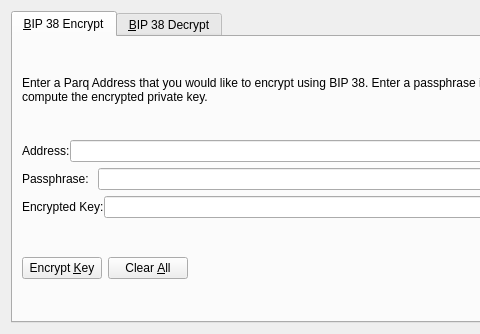
Qt form src/qt/forms/bip38tooldialog.ui (BareCrypto/bare-core) before a commit; both pictures show x 0 to 480 and y 0 to 334 of the 700 by 334 pixel window.
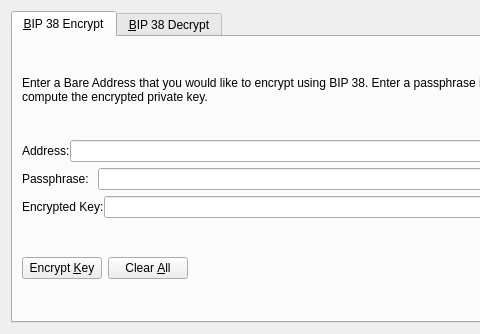
The same form after that commit. The open tabs and pages were chosen to show the change. Icons and pictures are not drawn. Custom widgets are drawn as their Qt base class.

```diff
--- a/src/qt/forms/bip38tooldialog.ui
+++ b/src/qt/forms/bip38tooldialog.ui
@@ -30,7 +30,7 @@
        <item>
         <widget class="QLabel" name="infoLabel_ENC">
          <property name="text">
-          <string>Enter a Parq Address that you would like to encrypt using BIP 38. Enter a passphrase in the middle box. Press encrypt to compute the encrypted private key.</string>
+          <string>Enter a Bare Address that you would like to encrypt using BIP 38. Enter a passphrase in the middle box. Press encrypt to compute the encrypted private key.</string>
          </property>
          <property name="textFormat">
           <enum>Qt::PlainText</enum>
```
Left out of the diff: 24 changed lines with no effect on the pictures.
